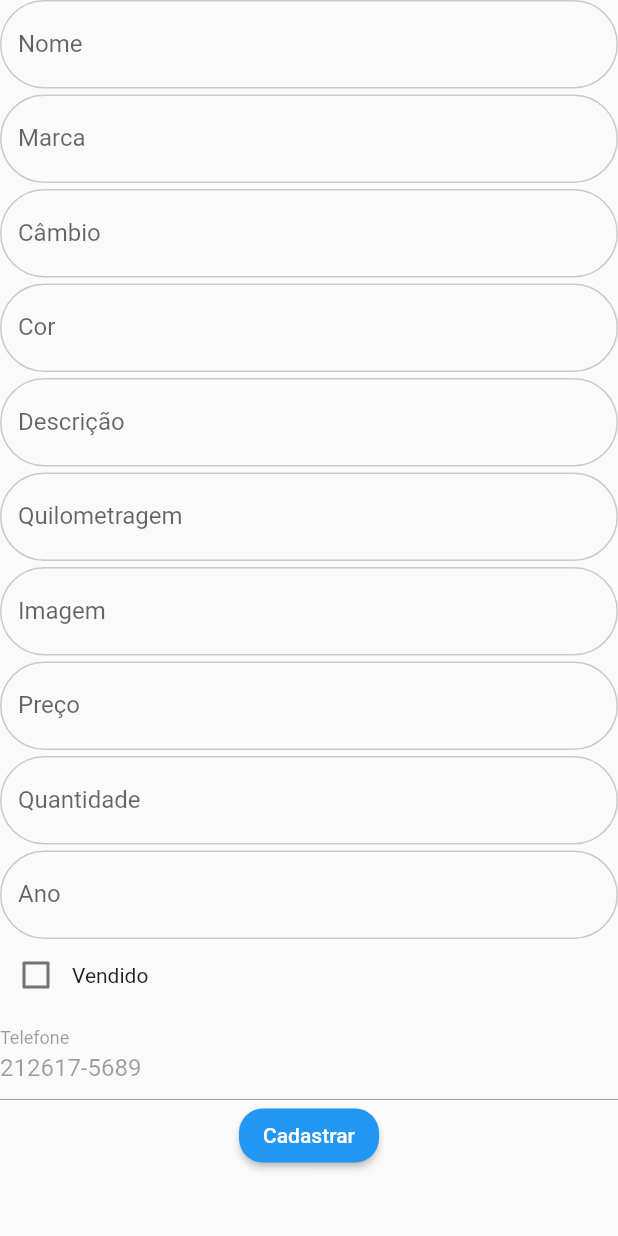
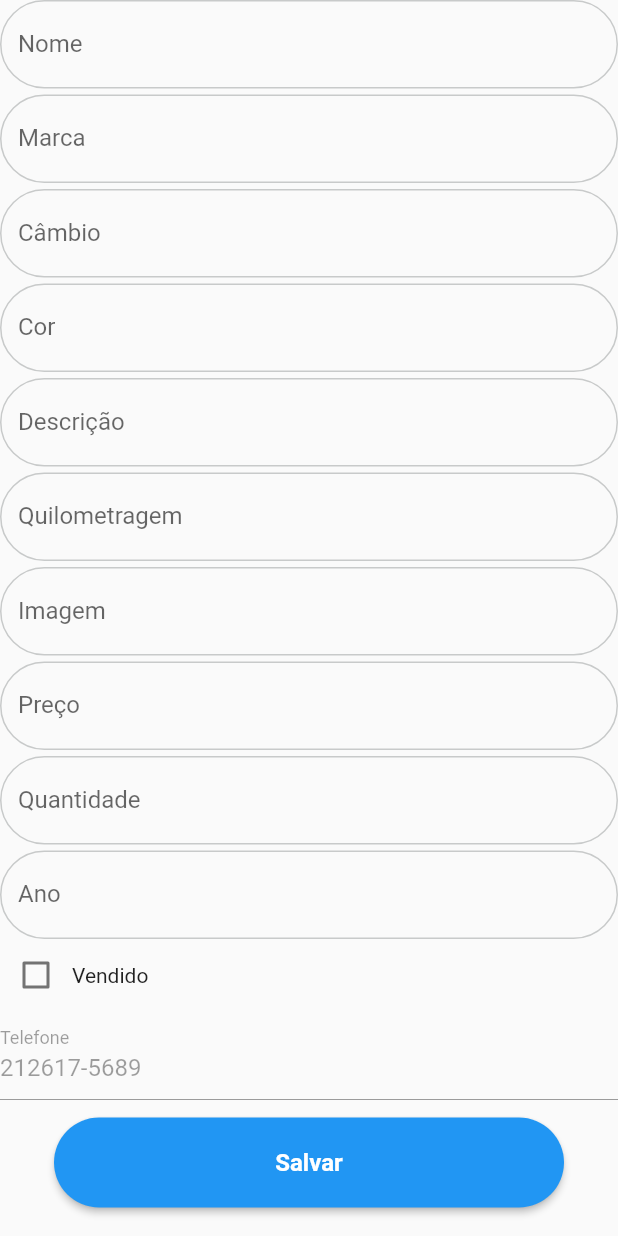
Before and after one commit to leandrosax10/desafiomjvacademy, a Flutter app: the RegistrationForm widget shown alone on an empty page, opened directly, on a phone screen of 412 x 824 dp. Run offline on Flutter 3.47's test engine with Material 2 defaults, Android fonts, the phone set to English and light mode, and no system bars; our stand-ins replace carousel_slider, dio; network calls fail.

Commit message:
feat: ajuste button

```diff
--- a/lib/pages/cadastro/cadastro.dart
+++ b/lib/pages/cadastro/cadastro.dart
@@ -65,6 +65,7 @@ class RegistrationFormState extends State<RegistrationForm> {
       );
     }
   }
+
 
   @override
   Widget build(BuildContext context) {
@@ -310,12 +311,23 @@ class RegistrationFormState extends State<RegistrationForm> {
               _veiculo.telefone = value!;
             },
           ),
-          ElevatedButton(
-            onPressed: _submitForm,
-            style: ButtonStyle(
-                shape: MaterialStateProperty.all(RoundedRectangleBorder(
-                    borderRadius: BorderRadius.circular(16.0)))),
-            child: const Text('Cadastrar'),
+          const SizedBox(height: 12),
+          SizedBox(
+            width: 340,
+            height: 60,
+            child: ElevatedButton(
+              onPressed: _submitForm,
+              style: ButtonStyle(
+                  shape: MaterialStateProperty.all(RoundedRectangleBorder(
+                      borderRadius: BorderRadius.circular(60.0)))),
+              child: const Text(
+                'Salvar',
+                style: TextStyle(
+                  fontSize: 16,
+                  fontWeight: FontWeight.w700,
+                ),
+              ),
+            ),
           ),
         ],
       ),
```
